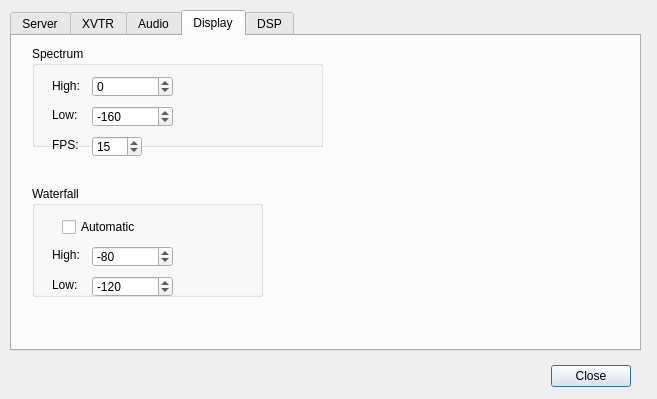
First picture: the form in trunk/src/QtRadio/Configure.ui, repository borgestrand/sdr-widget, before the edit.
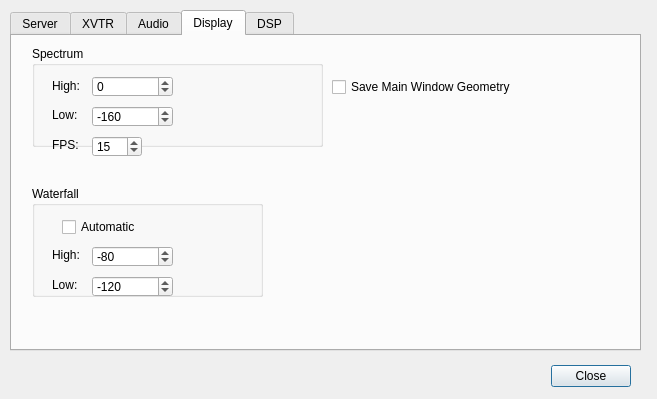
Second picture: the form after the edit. The open tabs and pages were chosen to show the change.

Commit message: Coded option to save window geometry

Patch:
```diff
--- a/trunk/src/QtRadio/Configure.ui
+++ b/trunk/src/QtRadio/Configure.ui
@@ -627,6 +627,22 @@
       <string>FPS:</string>
      </property>
     </widget>
+    <widget class="QCheckBox" name="checkBoxWindowPosn">
+     <property name="geometry">
+      <rect>
+       <x>320</x>
+       <y>40</y>
+       <width>221</width>
+       <height>22</height>
+      </rect>
+     </property>
+     <property name="text">
+      <string>Save Main Window Geometry</string>
+     </property>
+     <property name="checked">
+      <bool>false</bool>
+     </property>
+    </widget>
    </widget>
    <widget class="QWidget" name="DSP">
     <attribute name="title">
```
Left out of the diff: 2 changed lines with no effect on the pictures. The commit also changes 6 other files.
